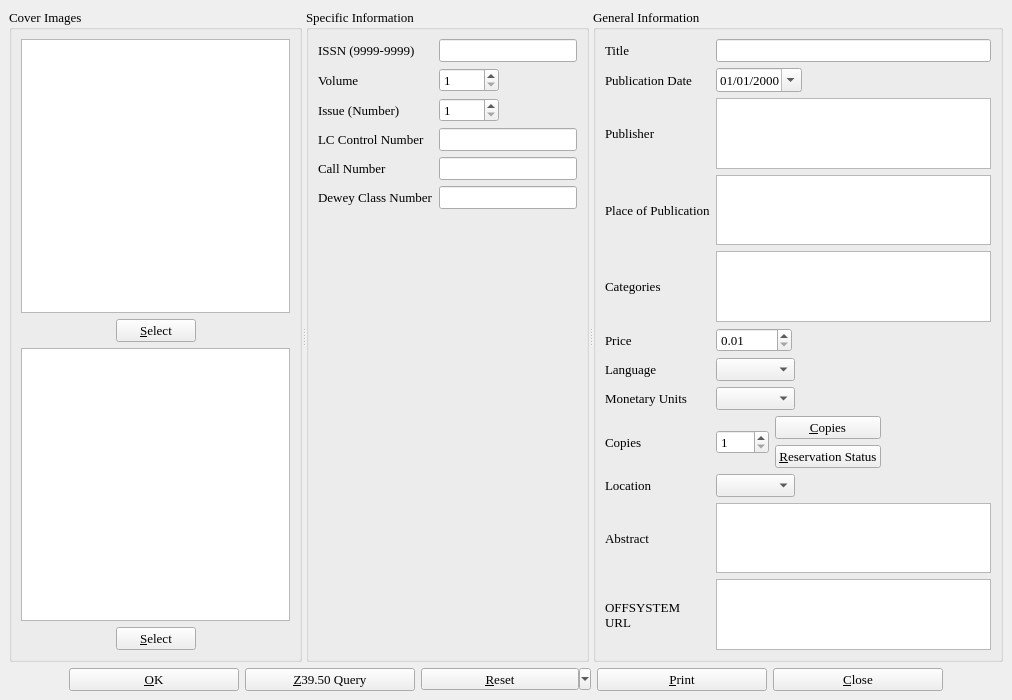
Before: the Qt Designer form maginfo.ui in textbrowser/biblioteq, drawn with Qt 5.
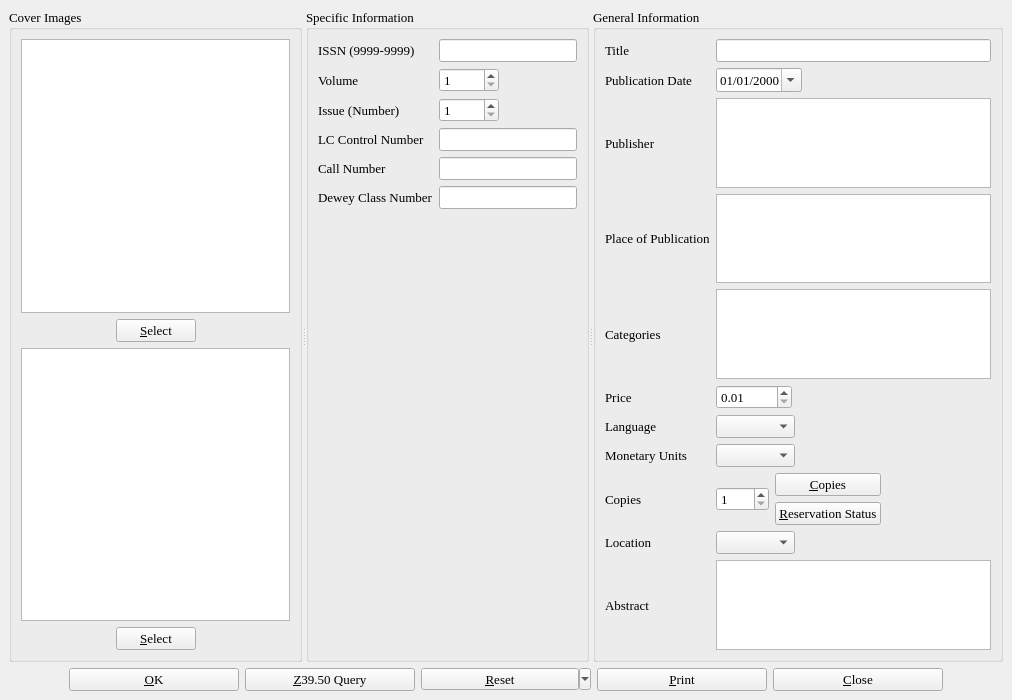
After: the same form once the commit is applied. Icons and pictures are not drawn. Custom widgets are drawn as their Qt base class.

Commit message: Created the 6.22.d branch directory. Version 6.30 will be without Offsystem.

```diff
--- a/maginfo.ui
+++ b/maginfo.ui
@@ -851,30 +851,6 @@
           </property>
          </widget>
         </item>
-        <item row="11" column="0" >
-         <widget class="QLabel" name="label_12" >
-          <property name="text" >
-           <string>OFFSYSTEM
-URL</string>
-          </property>
-         </widget>
-        </item>
-        <item row="11" column="1" >
-         <widget class="QTextBrowser" name="url" >
-          <property name="autoFormatting" >
-           <set>QTextEdit::AutoAll</set>
-          </property>
-          <property name="readOnly" >
-           <bool>false</bool>
-          </property>
-          <property name="textInteractionFlags" >
-           <set>Qt::LinksAccessibleByKeyboard|Qt::LinksAccessibleByMouse|Qt::TextBrowserInteraction|Qt::TextEditable|Qt::TextEditorInteraction|Qt::TextSelectableByKeyboard|Qt::TextSelectableByMouse</set>
-          </property>
-          <property name="openExternalLinks" >
-           <bool>true</bool>
-          </property>
-         </widget>
-        </item>
         <item row="4" column="1" >
          <widget class="hyperlinked_text_edit" name="category" >
           <property name="readOnly" >
```
Left out of the diff: 1 changed line with no effect on the pictures. The commit also changes 161 other files.
